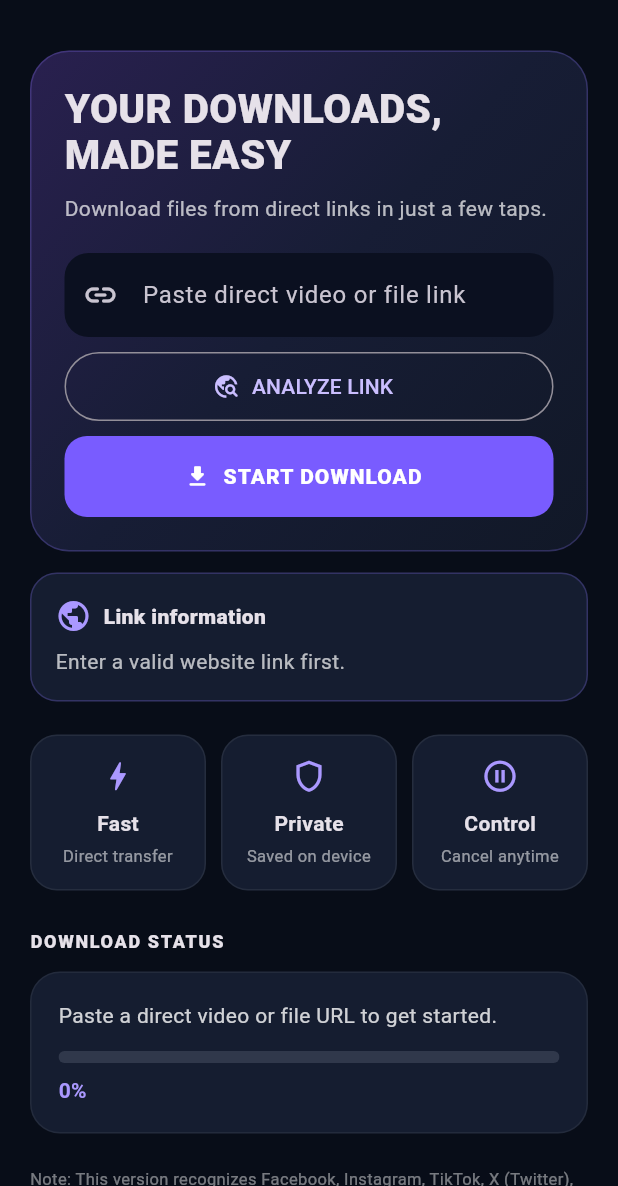
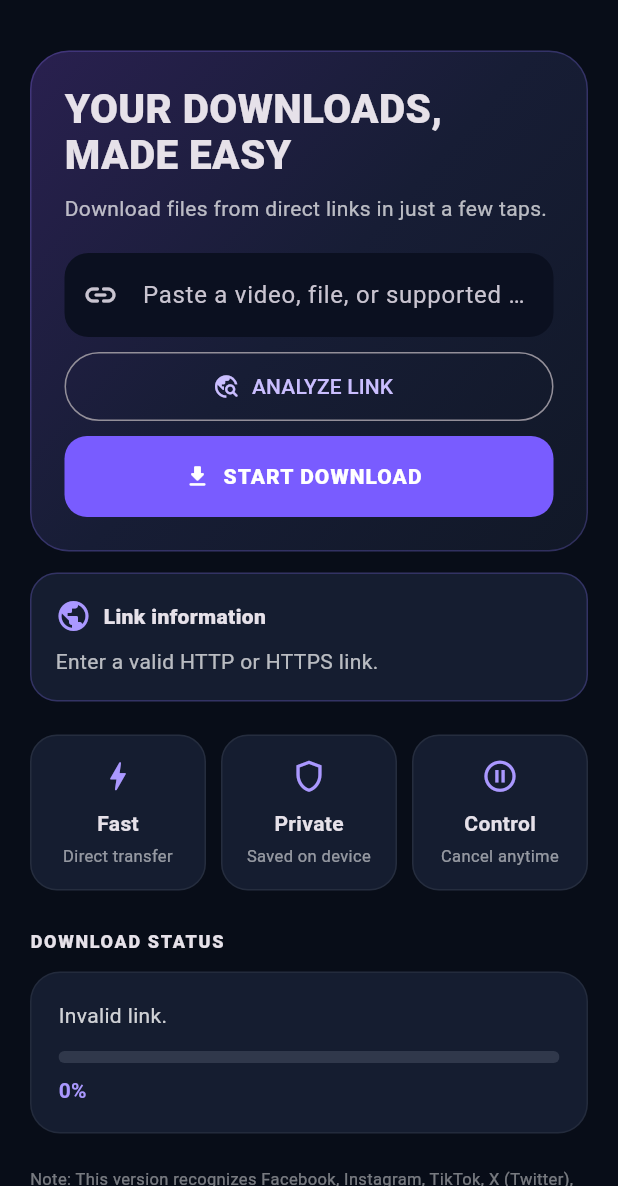
Before and after one commit to bdcricketscorer/Downloader-, a Flutter app: the screen it shows after launch, scrolled down 31 dp, after a tap on "ANALYZE LINK", on a phone screen of 412 x 824 dp, the part 50-1236 px from its top. Run offline on Flutter 3.47's test engine with Material 3 defaults, Android fonts, the phone set to English and light mode, and no system bars; our stand-ins replace dio.

Commit message:
Add real direct-media link inspection and clear platform-page diagnostics

```diff
--- a/lib/main.dart
+++ b/lib/main.dart
@@ -57,23 +57,76 @@ class _DownloaderHomeState extends State<DownloaderHome> {
     return null;
   }
 
-  void _analyzeLink() {
+  Future<void> _analyzeLink() async {
     var raw = _urlController.text.trim();
     if (raw.isNotEmpty && !raw.contains('://')) raw = 'https://$raw';
     final uri = Uri.tryParse(raw);
-    if (uri == null || !uri.hasScheme || (uri.scheme != 'http' && uri.scheme != 'https') || uri.host.isEmpty) {
-      setState(() { _detectedPlatform = null; _platformUri = null; _platformHelp = 'Enter a valid website link first.'; });
+    if (uri == null || !uri.hasScheme ||
+        (uri.scheme != 'http' && uri.scheme != 'https') || uri.host.isEmpty) {
+      setState(() {
+        _detectedPlatform = null;
+        _platformUri = null;
+        _platformHelp = 'Enter a valid HTTP or HTTPS link.';
+        _status = 'Invalid link.';
+      });
       return;
     }
+
     final platform = _platformForHost(uri.host);
     setState(() {
-      _detectedPlatform = platform ?? 'Direct link / Other website';
+      _detectedPlatform = platform ?? 'Checking direct media link...';
       _platformUri = uri;
-      _platformHelp = platform == null
-          ? 'If this is a direct media or file URL, use Start Download. Website pages may not provide a downloadable file.'
-          : '$platform link detected. Use the platform\'s official download or sharing options where available. This app will not bypass login, DRM, or platform restrictions.';
-      _status = platform == null ? 'Link analyzed.' : '$platform link detected. Direct page extraction is not available.';
+      _platformHelp = platform == null ? 'Checking whether this URL is a direct media file...' :
+        '$platform link recognized. This is a platform page link, not a verified media file. This app currently cannot extract media streams from platform pages. Use the platform-provided download/export feature where available.';
+      _status = 'Analyzing link...';
     });
+
+    if (platform != null) {
+      if (!mounted) return;
+      setState(() => _status = '$platform page recognized; direct media stream is not available from this link.');
+      return;
+    }
+
+    try {
+      Response response;
+      try {
+        response = await _dio.head(
+          uri.toString(),
+          options: Options(followRedirects: true, receiveTimeout: const Duration(seconds: 12)),
+        );
+      } on DioException {
+        response = await _dio.get(
+          uri.toString(),
+          options: Options(
+            headers: {'Range': 'bytes=0-0'},
+            responseType: ResponseType.bytes,
+            followRedirects: true,
+            receiveTimeout: const Duration(seconds: 12),
+          ),
+        );
+      }
+      final type = response.headers.value(Headers.contentTypeHeader) ?? '';
+      final size = response.headers.value(Headers.contentLengthHeader) ?? '';
+      final disposition = response.headers.value(Headers.contentDispositionHeader) ?? '';
+      final isMedia = type.toLowerCase().startsWith('video/') ||
+          type.toLowerCase().startsWith('audio/') ||
+          type.toLowerCase().contains('application/octet-stream');
+      if (!mounted) return;
+      setState(() {
+        _detectedPlatform = isMedia ? 'Direct media file' : 'Website / unsupported response';
+        _platformHelp = isMedia
+            ? 'Direct file detected. Type: $type${size.isNotEmpty ? ' • Size: $size bytes' : ''}${disposition.isNotEmpty ? ' • $disposition' : ''}. Available quality depends on the source file.'
+            : 'The server did not identify this URL as a direct video/audio file (Content-Type: ${type.isEmpty ? 'unknown' : type}). A webpage link cannot be downloaded as a media file.';
+        _status = isMedia ? 'Direct media link verified.' : 'No direct media file found at this URL.';
+      });
+    } on DioException catch (e) {
+      if (!mounted) return;
+      setState(() {
+        _detectedPlatform = 'Link check failed';
+        _platformHelp = 'Could not verify this link: ${e.message ?? 'server unavailable'}. The server may block link inspection or require access.';
+        _status = 'Could not analyze link.';
+      });
+    }
   }
 
   Future<void> _openPlatform() async {
@@ -232,7 +285,7 @@ class _DownloaderHomeState extends State<DownloaderHome> {
                   controller: _urlController,
                   keyboardType: TextInputType.url,
                   decoration: InputDecoration(
-                    hintText: 'Paste direct video or file link',
+                    hintText: 'Paste a video, file, or supported platform link',
                     prefixIcon: const Icon(Icons.link_rounded),
                     filled: true,
                     fillColor: const Color(0xFF0B1020),
```
